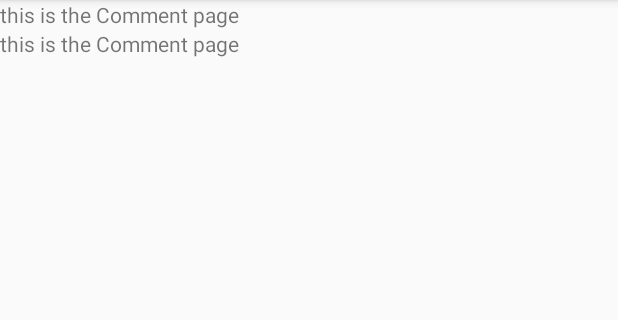
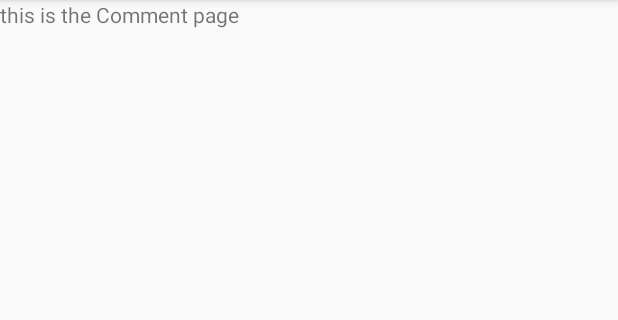
Before and after one commit to inbarbuzaglo/Seating-Arrangement-App, an Android app: the Comment screen opened directly, with no data from a screen before it, on a phone screen of 412 x 824 dp, the part 84-404 px from its top. Run offline under Robolectric (Android 15) with nearby library versions, the phone set to English and light mode, and no system bars.

Commit message:
Update activity_comment.xml

```diff
--- a/app/src/main/res/layout/activity_comment.xml
+++ b/app/src/main/res/layout/activity_comment.xml
@@ -13,9 +13,4 @@
         android:text="this is the Comment page"/>
 
 
-    <TextView
-        android:layout_width="match_parent"
-        android:layout_height="wrap_content"
-        android:text="this is the Comment page"/>
-
 </LinearLayout>
```
